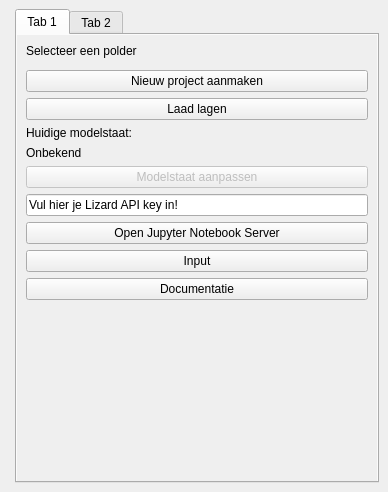
Qt form hhnk_threedi_plugin/hhnk_toolbox_dockwidget_base.ui (threedi/hhnk-threedi-plugin) before a commit.
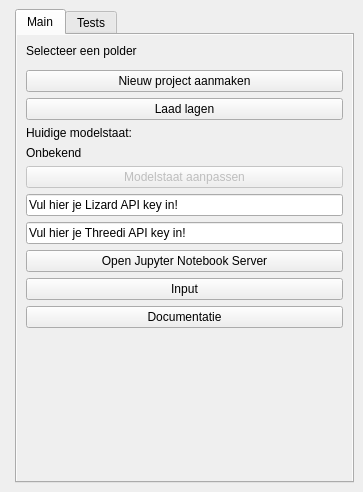
The same form after that commit. Custom widgets are drawn as their Qt base class.

Commit message: add threedi api key

Patch:
```diff
--- a/hhnk_threedi_plugin/hhnk_toolbox_dockwidget_base.ui
+++ b/hhnk_threedi_plugin/hhnk_toolbox_dockwidget_base.ui
@@ -6,7 +6,7 @@
    <rect>
     <x>0</x>
     <y>0</y>
-    <width>388</width>
+    <width>363</width>
     <height>492</height>
    </rect>
   </property>
@@ -82,7 +82,7 @@
         <bool>true</bool>
        </property>
        <attribute name="title">
-        <string>Tab 1</string>
+        <string>Main</string>
        </attribute>
        <layout class="QVBoxLayout" name="verticalLayout">
         <item>
@@ -250,6 +250,22 @@
           </property>
          </widget>
         </item>
+        <item>
+         <widget class="QLineEdit" name="threedi_api_key_textbox">
+          <property name="sizePolicy">
+           <sizepolicy hsizetype="MinimumExpanding" vsizetype="Fixed">
+            <horstretch>0</horstretch>
+            <verstretch>0</verstretch>
+           </sizepolicy>
+          </property>
+          <property name="toolTip">
+           <string>threedi_api_key</string>
+          </property>
+          <property name="text">
+           <string>Vul hier je Threedi API key in!</string>
+          </property>
+         </widget>
+        </item>
         <item>
          <widget class="QPushButton" name="server_btn">
           <property name="text">
@@ -291,7 +307,7 @@
         <bool>true</bool>
        </property>
        <attribute name="title">
-        <string>Tab 2</string>
+        <string>Tests</string>
        </attribute>
        <layout class="QVBoxLayout" name="verticalLayout_3">
         <item>
```
Left out of the diff: 5 changed lines with no effect on the pictures. The commit also changes 7 other files.
